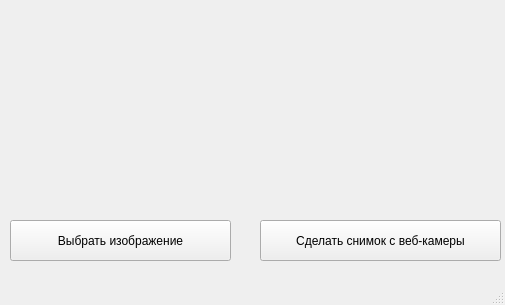
This is design/main.ui in Qvert/anex_repository as Qt 5 draws it before an edit. The edited form follows.
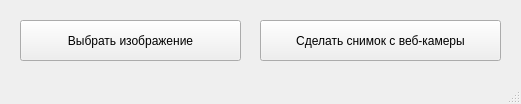
This is the edited form.

What changed in the file:
```diff
--- a/design/main.ui
+++ b/design/main.ui
@@ -6,8 +6,8 @@
    <rect>
     <x>0</x>
     <y>0</y>
-    <width>505</width>
-    <height>305</height>
+    <width>521</width>
+    <height>104</height>
    </rect>
   </property>
   <property name="windowTitle">
@@ -17,8 +17,8 @@
    <widget class="QPushButton" name="choice_picture">
     <property name="geometry">
      <rect>
-      <x>10</x>
-      <y>220</y>
+      <x>20</x>
+      <y>20</y>
       <width>221</width>
       <height>41</height>
      </rect>
@@ -31,7 +31,7 @@
     <property name="geometry">
      <rect>
       <x>260</x>
-      <y>220</y>
+      <y>20</y>
       <width>241</width>
       <height>41</height>
      </rect>
```
Left out of the diff: 2 changed lines with no effect on the pictures.
